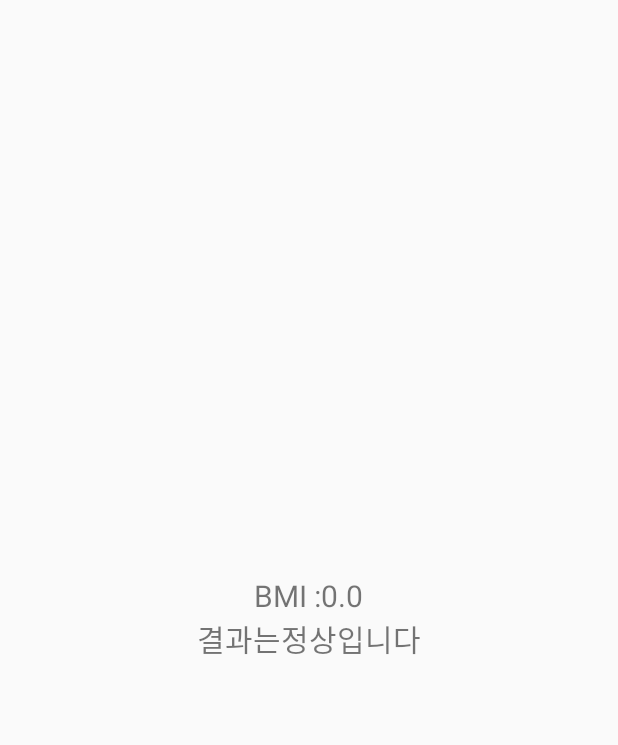
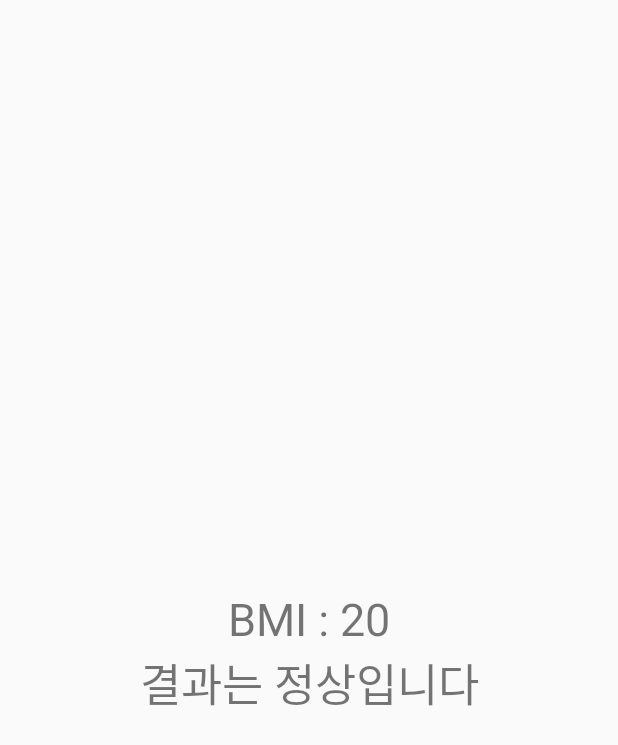
Before and after one commit to jdsaeyqo/BMI_CALC, an Android app: the layout activity_result.xml on its own in the app's theme, with its tools: preview values and no code run, on a phone screen of 412 x 824 dp. Shown: the top 745 px of the screen. Run offline under Robolectric (Android 15) with nearby library versions, the phone set to English and light mode, and no system bars.

Commit message:
결과 화면 UI 개선

```diff
--- a/app/build.gradle
+++ b/app/build.gradle
@@ -1,6 +1,7 @@
 plugins {
     id 'com.android.application'
     id 'kotlin-android'
+    id 'kotlin-android-extensions'
 
 }
 
--- a/app/src/main/java/com/example/bmicalc/ResultActivity.kt
+++ b/app/src/main/java/com/example/bmicalc/ResultActivity.kt
@@ -1,11 +1,14 @@
 package com.example.bmicalc
 
+import android.annotation.SuppressLint
 import androidx.appcompat.app.AppCompatActivity
 import android.os.Bundle
 import android.widget.TextView
+import kotlinx.android.synthetic.main.activity_result.*
 import kotlin.math.pow
 
 class ResultActivity : AppCompatActivity() {
+    @SuppressLint("SetTextI18n")
     override fun onCreate(savedInstanceState: Bundle?) {
         super.onCreate(savedInstanceState)
         setContentView(R.layout.activity_result)
@@ -26,15 +29,7 @@ class ResultActivity : AppCompatActivity() {
                 else -> "저체중"
         }
 
-        val bmitxt = findViewById<TextView>(R.id.bmiText)
-        val resulttxt = findViewById<TextView>(R.id.resultText)
-
-        bmitxt.text = bmi.toString()
-        resulttxt.text = resultText
-
-
-
-
-
+        textBmi.text = "BMI : $bmi"
+        textResult.text = "결과는 $resultText 입니다"
     }
 }
--- a/app/src/main/res/layout/activity_result.xml
+++ b/app/src/main/res/layout/activity_result.xml
@@ -1,5 +1,6 @@
 <?xml version="1.0" encoding="utf-8"?>
-<LinearLayout
+
+<androidx.constraintlayout.widget.ConstraintLayout
 
     xmlns:android="http://schemas.android.com/apk/res/android"
     xmlns:app="http://schemas.android.com/apk/res-auto"
@@ -10,47 +11,28 @@
     android:orientation="vertical"
     tools:context=".ResultActivity">
 
-    <LinearLayout
-        android:layout_width="match_parent"
+    <TextView
+        android:id="@+id/textBmi"
+        android:layout_width="0dp"
         android:layout_height="wrap_content"
         android:gravity="center"
-        android:orientation="horizontal">
+        android:textSize="30sp"
+        app:layout_constraintBottom_toBottomOf="parent"
+        app:layout_constraintLeft_toLeftOf="parent"
+        app:layout_constraintRight_toRightOf="parent"
+        app:layout_constraintTop_toTopOf="parent"
+        tools:text="BMI : 20" />
 
-        <TextView
-            android:layout_width="wrap_content"
-            android:layout_height="wrap_content"
-            android:text="@string/bmi"
-            android:textSize="20sp" />
-
-        <TextView
-            android:id="@+id/bmiText"
-            android:layout_width="wrap_content"
-            android:layout_height="wrap_content"
-            android:text=""
-            android:textSize="20sp"
-            tools:text="0.0" />
-    </LinearLayout>
-
-    <LinearLayout
-        android:layout_width="match_parent"
+    <TextView
+        android:id="@+id/textResult"
+        android:layout_width="0dp"
         android:layout_height="wrap_content"
         android:gravity="center"
-        android:orientation="horizontal">
-
-        <TextView
-            android:layout_width="wrap_content"
-            android:layout_height="wrap_content"
-            android:text="@string/result"
-            android:textSize="20sp" />
-
-        <TextView
-            android:id="@+id/resultText"
-            android:layout_width="wrap_content"
-            android:layout_height="wrap_content"
-            android:text=""
-            android:textSize="20sp"
-            tools:text="정상입니다" />
-    </LinearLayout>
+        android:textSize="30sp"
+        app:layout_constraintLeft_toLeftOf="parent"
+        app:layout_constraintRight_toRightOf="parent"
+        app:layout_constraintTop_toBottomOf="@id/textBmi"
+        tools:text="결과는 정상입니다" />
 
 
-</LinearLayout>
+</androidx.constraintlayout.widget.ConstraintLayout>
```
